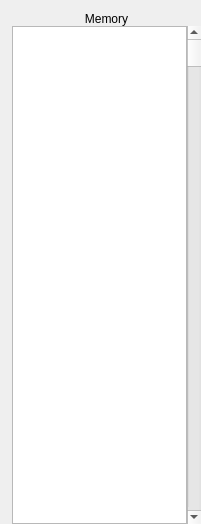
Above: mainmemory.ui from StanWarford/pep8cpu before the change. Below: the same form after it.
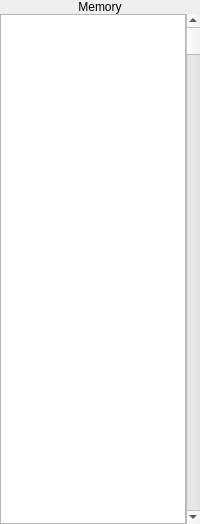
That is the form after the change.

```diff
--- a/mainmemory.ui
+++ b/mainmemory.ui
@@ -6,24 +6,27 @@
    <rect>
     <x>0</x>
     <y>0</y>
-    <width>201</width>
+    <width>200</width>
     <height>524</height>
    </rect>
   </property>
+  <property name="minimumSize">
+   <size>
+    <width>200</width>
+    <height>0</height>
+   </size>
+  </property>
+  <property name="maximumSize">
+   <size>
+    <width>200</width>
+    <height>16777215</height>
+   </size>
+  </property>
   <property name="windowTitle">
    <string>Form</string>
   </property>
   <layout class="QGridLayout" name="gridLayout">
-   <property name="leftMargin">
-    <number>12</number>
-   </property>
-   <property name="topMargin">
-    <number>12</number>
-   </property>
-   <property name="rightMargin">
-    <number>0</number>
-   </property>
-   <property name="bottomMargin">
+   <property name="margin">
     <number>0</number>
    </property>
    <property name="spacing">
```
